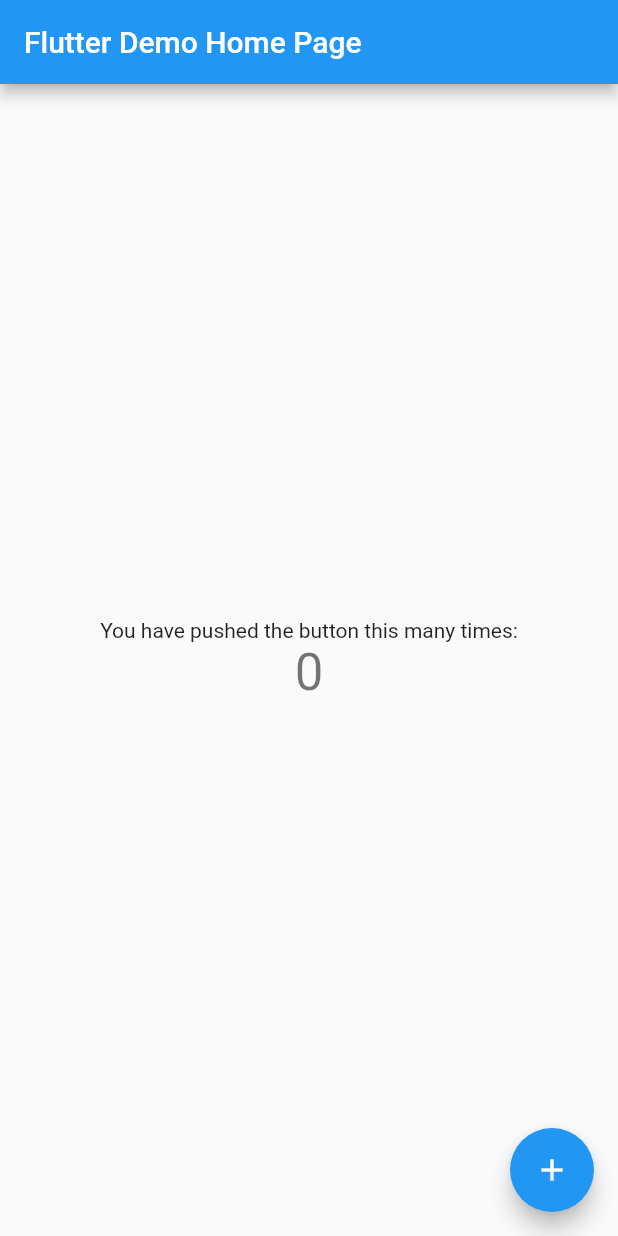
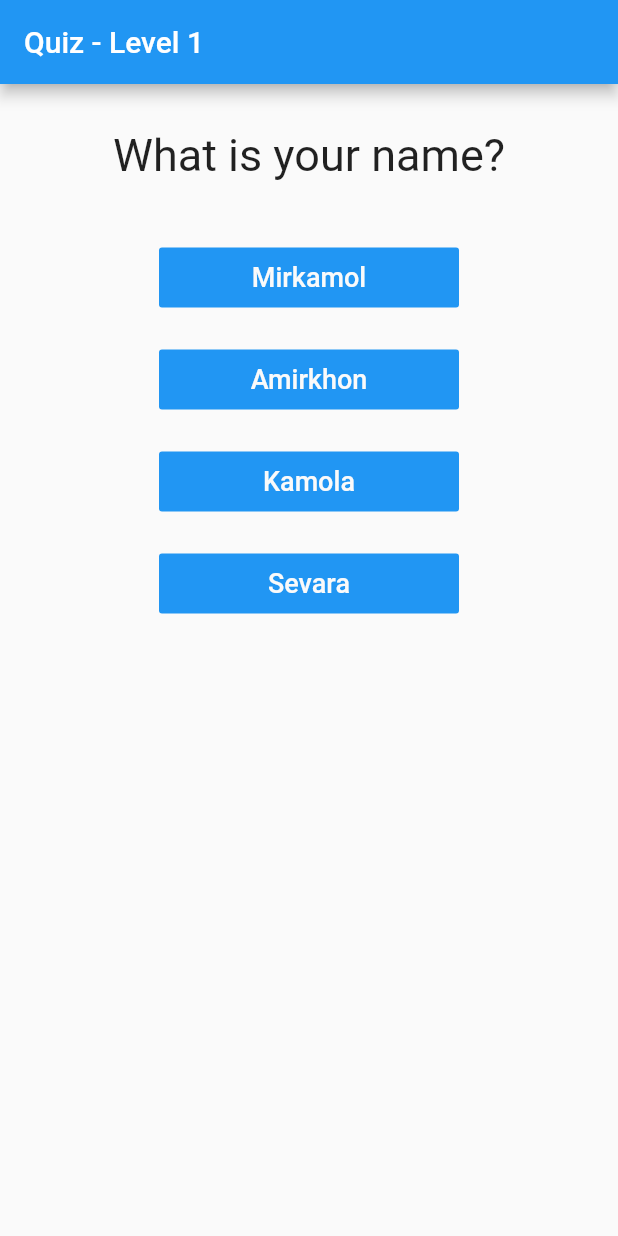
Before and after one commit to misterMak/Academind-Apps, a Flutter app: the screen it shows after launch, on a phone screen of 412 x 824 dp. Run offline on Flutter 3.47's test engine with Material 2 defaults, Android fonts, the phone set to English and light mode, and no system bars.

Commit message:
Quiz App with basic Functionalities

```diff
--- /dev/null
+++ b/academind_app1/lib/answer.dart
@@ -0,0 +1,31 @@
+import 'package:flutter/material.dart';
+
+class Answer extends StatelessWidget {
+  final Map answer;
+  final Function event;
+  Answer(this.answer, this.event);
+
+  @override
+  Widget build(BuildContext context) {
+    return Container(
+      child: Padding(
+        padding: EdgeInsets.symmetric(vertical: 10, horizontal: 100),
+        child: ConstrainedBox(
+          constraints: const BoxConstraints(minWidth: 200, minHeight: 40),
+          child: FlatButton(
+            padding: EdgeInsets.symmetric(vertical: 5, horizontal: 20),
+            textColor: Colors.grey[50],
+            color: Colors.blue[500],
+            onPressed: () => event(answer['score']),
+            child: Text(
+              answer['text'],
+              style: TextStyle(
+                fontSize: 18,
+              ),
+            ),
+          ),
+        ),
+      ),
+    );
+  }
+}
--- /dev/null
+++ b/academind_app1/lib/home.dart
@@ -0,0 +1,36 @@
+import 'package:flutter/material.dart';
+import 'package:academind_app1/questions_manager.dart';
+
+class Home extends StatefulWidget {
+  @override
+  _Home createState() => _Home();
+}
+
+class _Home extends State<Home> {
+  int _quizIndex = 0;
+  int _score = 0;
+
+  void _goNextQuiz([int score = 0]) {
+    _score += score;
+
+    setState(() {
+      _quizIndex++;
+    });
+  }
+
+  @override
+  Widget build(BuildContext context) {
+    return Scaffold(
+      appBar: AppBar(
+        title: Text('Quiz - Level 1'),
+      ),
+      body: Center(
+        child: Container(
+          child: (_quizIndex < QuestionsManager.questions.length)
+              ? QuestionsManager(_goNextQuiz, _quizIndex)
+              : Center(child: Text("FINISHED! \nYOUR SCORE: $_score")),
+        ),
+      ),
+    );
+  }
+}
--- a/academind_app1/lib/main.dart
+++ b/academind_app1/lib/main.dart
@@ -1,117 +1,14 @@
 import 'package:flutter/material.dart';
+import 'package:academind_app1/home.dart';
 
-void main() {
-  runApp(MyApp());
-}
+void main() => runApp(QuizApp());
 
-class MyApp extends StatelessWidget {
-  // This widget is the root of your application.
+class QuizApp extends StatelessWidget {
   @override
   Widget build(BuildContext context) {
     return MaterialApp(
-      title: 'Flutter Demo',
-      theme: ThemeData(
-        // This is the theme of your application.
-        //
-        // Try running your application with "flutter run". You'll see the
-        // application has a blue toolbar. Then, without quitting the app, try
-        // changing the primarySwatch below to Colors.green and then invoke
-        // "hot reload" (press "r" in the console where you ran "flutter run",
-        // or simply save your changes to "hot reload" in a Flutter IDE).
-        // Notice that the counter didn't reset back to zero; the application
-        // is not restarted.
-        primarySwatch: Colors.blue,
-        // This makes the visual density adapt to the platform that you run
-        // the app on. For desktop platforms, the controls will be smaller and
-        // closer together (more dense) than on mobile platforms.
-        visualDensity: VisualDensity.adaptivePlatformDensity,
-      ),
-      home: MyHomePage(title: 'Flutter Demo Home Page'),
+      title: 'Awesome Quizzes',
+      home: Home(),
     );
   }
 }
-
-class MyHomePage extends StatefulWidget {
-  MyHomePage({Key key, this.title}) : super(key: key);
-
-  // This widget is the home page of your application. It is stateful, meaning
-  // that it has a State object (defined below) that contains fields that affect
-  // how it looks.
-
-  // This class is the configuration for the state. It holds the values (in this
-  // case the title) provided by the parent (in this case the App widget) and
-  // used by the build method of the State. Fields in a Widget subclass are
-  // always marked "final".
-
-  final String title;
-
-  @override
-  _MyHomePageState createState() => _MyHomePageState();
-}
-
-class _MyHomePageState extends State<MyHomePage> {
-  int _counter = 0;
-
-  void _incrementCounter() {
-    setState(() {
-      // This call to setState tells the Flutter framework that something has
-      // changed in this State, which causes it to rerun the build method below
-      // so that the display can reflect the updated values. If we changed
-      // _counter without calling setState(), then the build method would not be
-      // called again, and so nothing would appear to happen.
-      _counter++;
-    });
-  }
-
-  @override
-  Widget build(BuildContext context) {
-    // This method is rerun every time setState is called, for instance as done
-    // by the _incrementCounter method above.
-    //
-    // The Flutter framework has been optimized to make rerunning build methods
-    // fast, so that you can just rebuild anything that needs updating rather
-    // than having to individually change instances of widgets.
-    return Scaffold(
-      appBar: AppBar(
-        // Here we take the value from the MyHomePage object that was created by
-        // the App.build method, and use it to set our appbar title.
-        title: Text(widget.title),
-      ),
-      body: Center(
-        // Center is a layout widget. It takes a single child and positions it
-        // in the middle of the parent.
-        child: Column(
-          // Column is also a layout widget. It takes a list of children and
-          // arranges them vertically. By default, it sizes itself to fit its
-          // children horizontally, and tries to be as tall as its parent.
-          //
-          // Invoke "debug painting" (press "p" in the console, choose the
-          // "Toggle Debug Paint" action from the Flutter Inspector in Android
-          // Studio, or the "Toggle Debug Paint" command in Visual Studio Code)
-          // to see the wireframe for each widget.
-          //
-          // Column has various properties to control how it sizes itself and
-          // how it positions its children. Here we use mainAxisAlignment to
-          // center the children vertically; the main axis here is the vertical
-          // axis because Columns are vertical (the cross axis would be
-          // horizontal).
-          mainAxisAlignment: MainAxisAlignment.center,
-          children: <Widget>[
-            Text(
-              'You have pushed the button this many times:',
-            ),
-            Text(
-              '$_counter',
-              style: Theme.of(context).textTheme.headline4,
-            ),
-          ],
-        ),
-      ),
-      floatingActionButton: FloatingActionButton(
-        onPressed: _incrementCounter,
-        tooltip: 'Increment',
-        child: Icon(Icons.add),
-      ), // This trailing comma makes auto-formatting nicer for build methods.
-    );
-  }
-}
--- /dev/null
+++ b/academind_app1/lib/question.dart
@@ -0,0 +1,21 @@
+import 'package:flutter/material.dart';
+
+class Question extends StatelessWidget {
+  final String question;
+  Question(this.question);
+
+  @override
+  Widget build(BuildContext context) {
+    return Padding(
+      padding: EdgeInsets.symmetric(horizontal: 10, vertical: 30),
+      child: Container(
+        child: Text(
+          question,
+          style: TextStyle(
+            fontSize: 30,
+          ),
+        ),
+      ),
+    );
+  }
+}
--- /dev/null
+++ b/academind_app1/lib/questions_manager.dart
@@ -0,0 +1,69 @@
+import 'package:flutter/material.dart';
+import 'package:academind_app1/answer.dart';
+import 'package:academind_app1/question.dart';
+
+class QuestionsManager extends StatelessWidget {
+  final Function goNextQuiz;
+  final int index;
+  final Map quiz;
+
+  static final List<Question> questions = [
+    Question('What is your name?'),
+    Question('What is your surname?'),
+    Question('What is your age?'),
+    Question('What is your Number?'),
+  ];
+
+  static final List<List<Map<Object, Object>>> answers = [
+    [
+      {'text': 'Mirkamol', 'score': 3},
+      {'text': 'Amirkhon', 'score': 2},
+      {'text': 'Kamola', 'score': 5},
+      {'text': 'Sevara', 'score': 4},
+    ],
+    [
+      {'text': 'Khamidov', 'score': 3},
+      {'text': 'Yusupov', 'score': 2},
+      {'text': 'Khamidova', 'score': 5},
+    ],
+    [
+      {'text': '18-', 'score': 3},
+      {'text': '18+', 'score': 2},
+    ],
+    [
+      {'text': '11231241', 'score': 3},
+      {'text': '23423423', 'score': 2},
+      {'text': '43434433', 'score': 5},
+      {'text': '13123122', 'score': 4},
+    ],
+  ];
+
+  static List<Answer> fetchAnswers(List<Map<Object, Object>> answers,
+      {@required onTap}) {
+    return answers.map((answer) => Answer(answer, onTap)).toList();
+  }
+
+  //===
+
+  QuestionsManager._(this.goNextQuiz, this.index, this.quiz);
+
+  factory QuestionsManager(goNext, index) {
+    var quiz = {
+      "question": questions[index],
+      "answers": fetchAnswers(answers[index], onTap: goNext)
+    };
+    return QuestionsManager._(goNext, index, quiz);
+  }
+
+  @override
+  Widget build(BuildContext context) {
+    return Container(
+      child: Column(
+        children: <Widget>[
+          quiz['question'],
+          ...quiz['answers'],
+        ],
+      ),
+    );
+  }
+}
```
Also changed, not shown: 2 other files.
